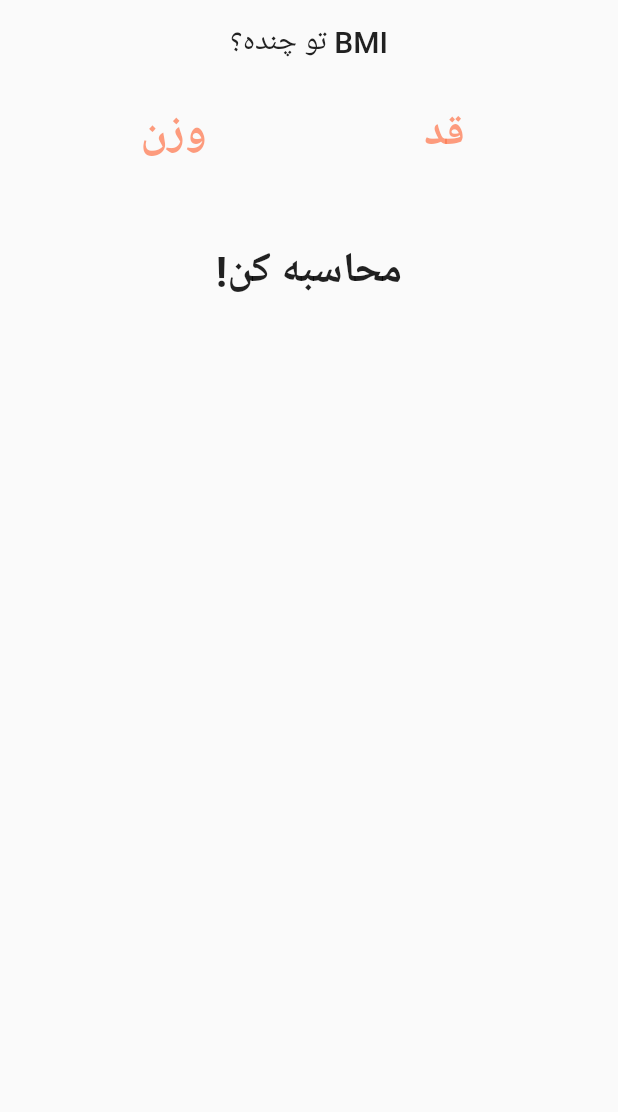
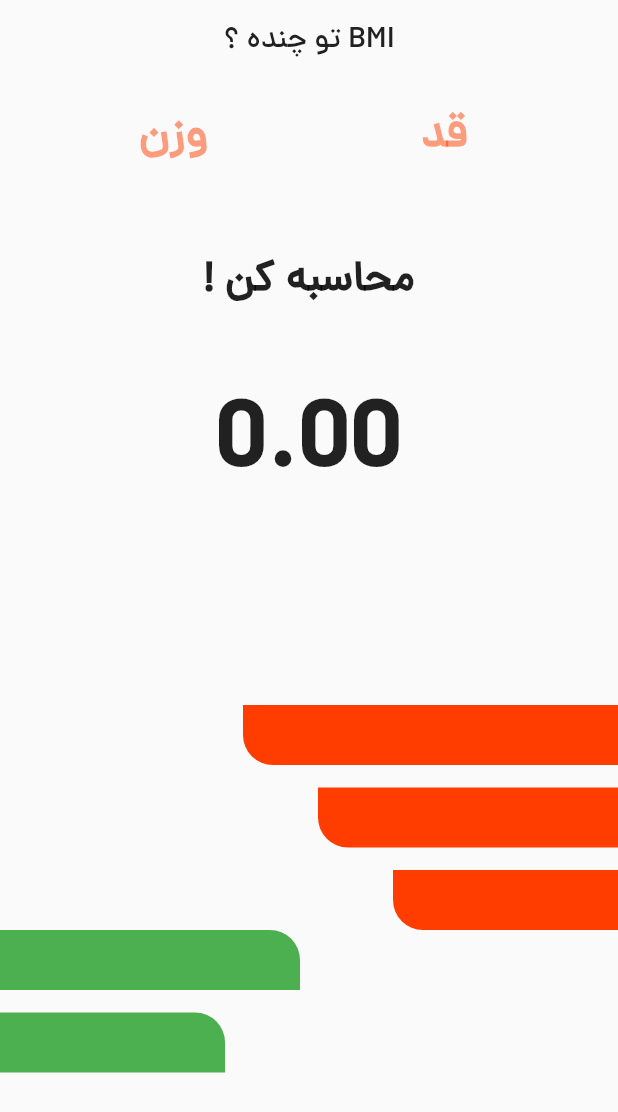
Before and after one commit to ghasemizade/BMI_Flutter, a Flutter app: the screen it shows after launch, on a phone screen of 412 x 824 dp. Shown: the top 1112 px of the screen. Run offline on Flutter 3.47's test engine with Material 2 defaults, Android fonts, the light colour scheme and no system bars; our stand-ins replace hexcolor.

Commit message:
update screen page and then calculate bmi

```diff
--- a/bmi_flutter_app/lib/screens/home_screen.dart
+++ b/bmi_flutter_app/lib/screens/home_screen.dart
@@ -1,11 +1,13 @@
 import 'package:bmi_flutter_app/constants/constants.dart';
+import 'package:bmi_flutter_app/widgets/background_shape_left.dart';
+import 'package:bmi_flutter_app/widgets/background_shape_right.dart';
 import 'package:flutter/material.dart';
 
 class HomeScreen extends StatefulWidget {
-  HomeScreen({Key? key}) : super(key: key);
+  const HomeScreen({Key? key}) : super(key: key);
 
   @override
-  State<HomeScreen> createState() => _HomeScreenState();
+  _HomeScreenState createState() => _HomeScreenState();
 }
 
 class _HomeScreenState extends State<HomeScreen> {
@@ -13,18 +15,21 @@
   final heightController = TextEditingController();
 
   double resultBMI = 0;
-  String resultText = '';
+  String reslutText = '';
 
   @override
   Widget build(BuildContext context) {
     return Scaffold(
+      resizeToAvoidBottomInset: false,
       appBar: AppBar(
         backgroundColor: Colors.transparent,
         elevation: 0,
         centerTitle: true,
         title: Text(
-          'تو چنده؟ BMI',
-          style: TextStyle(color: black),
+          'تو چنده ؟ BMI',
+          style: TextStyle(
+            color: black,
+          ),
         ),
       ),
       body: SafeArea(
@@ -34,7 +39,7 @@
               mainAxisAlignment: MainAxisAlignment.spaceEvenly,
               children: [
                 Container(
-                  width: 130.0,
+                  width: 130,
                   child: TextField(
                     controller: weightController,
                     textAlign: TextAlign.center,
@@ -46,16 +51,15 @@
                     decoration: InputDecoration(
                       border: InputBorder.none,
                       hintText: 'وزن',
-                      hintStyle: TextStyle(
-                        color: orangeBackground.withOpacity(0.5),
-                      ),
+                      hintStyle:
+                          TextStyle(color: orangeBackground.withOpacity(0.5)),
                     ),
                   ),
                 ),
                 Container(
-                  width: 130.0,
+                  width: 130,
                   child: TextField(
-                    controller: weightController,
+                    controller: heightController,
                     textAlign: TextAlign.center,
                     style: TextStyle(
                         fontSize: 30,
@@ -65,37 +69,80 @@
                     decoration: InputDecoration(
                       border: InputBorder.none,
                       hintText: 'قد',
-                      hintStyle: TextStyle(
-                        color: orangeBackground.withOpacity(0.5),
-                      ),
+                      hintStyle:
+                          TextStyle(color: orangeBackground.withOpacity(0.5)),
                     ),
                   ),
-                ),
+                )
               ],
             ),
             SizedBox(
-              height: 40.0,
+              height: 40,
             ),
             InkWell(
               onTap: () {
                 final weight = double.parse(weightController.text);
-                final height = double.parse(weightController.text);
+                final height = double.parse(heightController.text);
 
                 setState(() {
                   resultBMI = weight / (height * height);
                   if (resultBMI > 25) {
-                    resultText = 'شما اضافه وزن دارید';
+                    reslutText = 'شما اضافه وزن دارید';
                   } else if (resultBMI >= 18.5 && resultBMI <= 25) {
-                    resultText = 'وزن شما نرمال است';
+                    reslutText = 'وزن شما نرمال است';
                   } else {
-                    resultText = 'وزن شما کمتر از حد نرمال است';
+                    reslutText = 'وزن شما کم‌تر از حد نرمال است';
                   }
                 });
               },
               child: Text(
-                '!محاسبه کن',
-                style: TextStyle(fontSize: 28, fontWeight: FontWeight.bold),
+                '! محاسبه کن',
+                style: TextStyle(
+                  fontSize: 28,
+                  fontWeight: FontWeight.bold,
+                ),
               ),
+            ),
+            SizedBox(
+              height: 40,
+            ),
+            Text(
+              '${resultBMI.toStringAsFixed(2)}',
+              style: TextStyle(fontWeight: FontWeight.bold, fontSize: 64),
+            ),
+            Text(
+              '$reslutText',
+              style: TextStyle(
+                  fontSize: 28,
+                  fontWeight: FontWeight.bold,
+                  color: orangeBackground),
+            ),
+            SizedBox(
+              height: 80,
+            ),
+            RightShape(
+              widht: 250,
+            ),
+            SizedBox(
+              height: 15,
+            ),
+            RightShape(
+              widht: 200,
+            ),
+            SizedBox(
+              height: 15,
+            ),
+            RightShape(
+              widht: 150,
+            ),
+            LeftShape(
+              width: 200,
+            ),
+            SizedBox(
+              height: 15,
+            ),
+            LeftShape(
+              width: 150,
             ),
           ],
         ),
--- a/bmi_flutter_app/lib/widgets/background_shape_left.dart
+++ b/bmi_flutter_app/lib/widgets/background_shape_left.dart
@@ -1,7 +1,8 @@
-import 'package:flutter/cupertino.dart';
+import 'package:flutter/material.dart';
 
 class LeftShape extends StatelessWidget {
   final double width;
+
   const LeftShape({Key? key, this.width = 0}) : super(key: key);
 
   @override
@@ -10,12 +11,13 @@
       mainAxisAlignment: MainAxisAlignment.start,
       children: [
         Container(
-          height: 40.0,
+          height: 40,
           width: width,
           decoration: BoxDecoration(
             borderRadius: BorderRadius.only(
-              topRight: Radius.circular(20.0),
+              topRight: Radius.circular(20),
             ),
+            color: Colors.green,
           ),
         ),
       ],
--- a/bmi_flutter_app/lib/widgets/background_shape_right.dart
+++ b/bmi_flutter_app/lib/widgets/background_shape_right.dart
@@ -2,8 +2,9 @@
 import 'package:flutter/material.dart';
 
 class RightShape extends StatelessWidget {
-  final double width;
-  const RightShape({Key? key, this.width = 0}) : super(key: key);
+  final double widht;
+
+  const RightShape({Key? key, this.widht = 0}) : super(key: key);
 
   @override
   Widget build(BuildContext context) {
@@ -11,8 +12,8 @@
       mainAxisAlignment: MainAxisAlignment.end,
       children: [
         Container(
-          height: 40.0,
-          width: width,
+          height: 40,
+          width: widht,
           decoration: BoxDecoration(
             borderRadius: BorderRadius.only(
               bottomLeft: Radius.circular(20),
--- a/bmi_flutter_app/pubspec.yaml
+++ b/bmi_flutter_app/pubspec.yaml
@@ -73,7 +73,7 @@
   # list giving the asset and other descriptors for the font. For
   # example:
   fonts:
-    - family: 'dm'
+    - family: 'dana'
       fonts:
         - asset: fonts/dm.ttf
   #       - asset: fonts/Schyler-Italic.ttf
```
Also changed, not shown: bmi_flutter_app/lib/main.dart (+0 -71 lines), bmi_flutter_app/lib/screens/test_screen.dart (+54 -0 lines).
